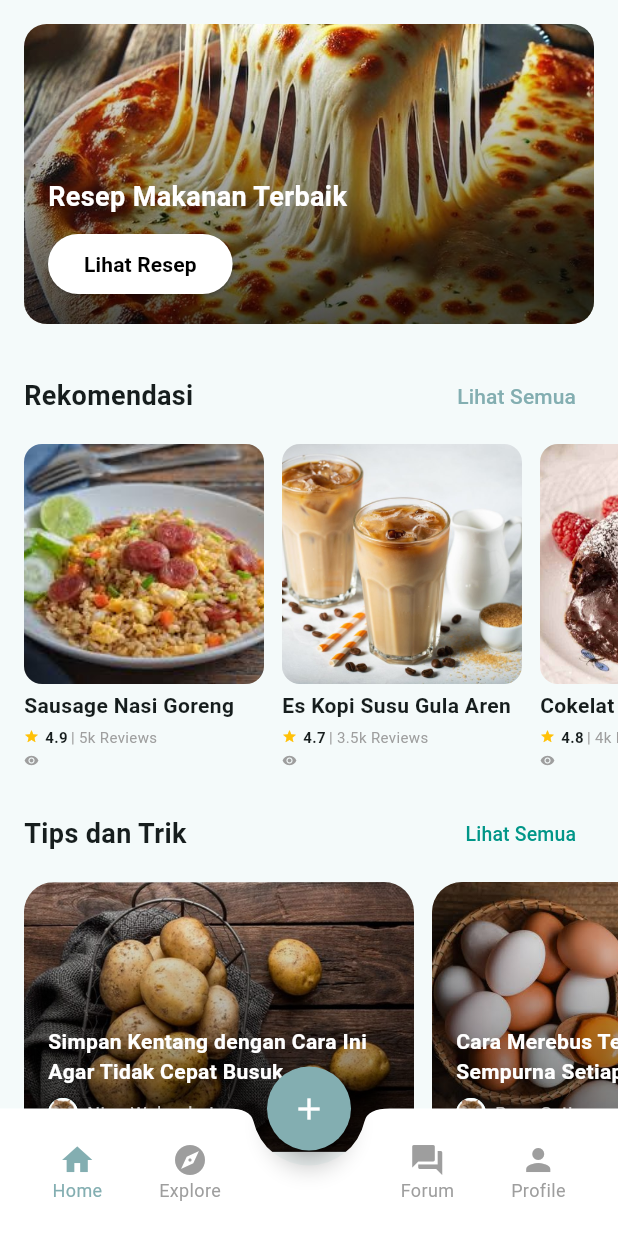
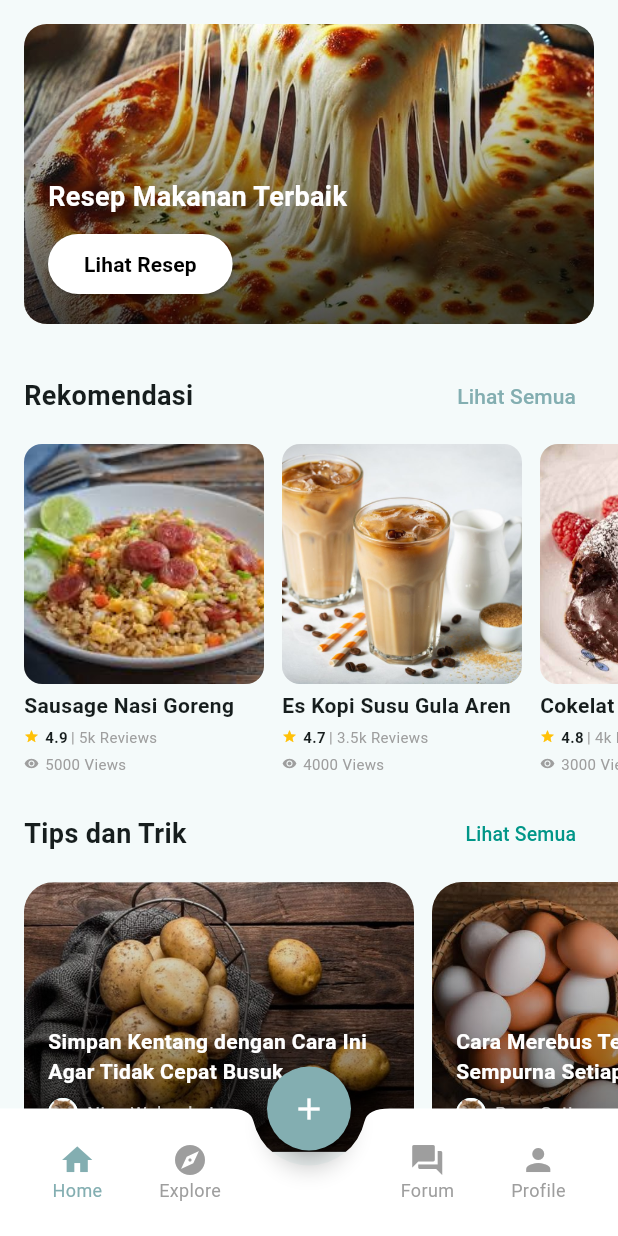
Before and after one commit to hafsahha/MASAKIO, a Flutter app: the MainPage screen opened directly, after a tap on "Lihat Semua", on a phone screen of 412 x 824 dp. Run offline on Flutter 3.47's test engine with Material 3 defaults, Android fonts, the phone set to English and light mode, and no system bars; our stand-ins replace dotted_border, image_picker, video_player.

Commit message:
afdet lagih banh

```diff
--- a/lib/.components/card_rekomendasi.dart
+++ b/lib/.components/card_rekomendasi.dart
@@ -59,9 +59,15 @@ class CardRekomendasi extends StatelessWidget {
             ],
           ),
           const SizedBox(height: 4),
-          const Row(
+          // Views Count
+          Row(
             children: [
-              Icon(Icons.visibility, size: 10, color: Colors.grey),
+              const Icon(Icons.visibility, size: 10, color: Colors.grey),
+              const SizedBox(width: 4),
+              Text(
+                "${resep.viewsCount} Views",
+                style: const TextStyle(fontSize: 10, color: Colors.grey),
+              ),
             ],
           ),
         ],
--- a/lib/.components/card_temukan_resep.dart
+++ b/lib/.components/card_temukan_resep.dart
@@ -1,5 +1,5 @@
 import 'package:flutter/material.dart';
-import 'package:masakio/data/dummy_resep.dart';
+import 'package:masakio/data/dummy_resep.dart'; // pastikan path ini sesuai
 
 class CardTemukanResep extends StatelessWidget {
   final String imagePath;
@@ -163,7 +163,7 @@ class TemukanResepSection extends StatelessWidget {
                 imagePath: resep.imageAsset,
                 title: resep.title,
                 subtitle: resep.author,
-                views: resep.reviewCount.toString(),
+                views: resep.viewsCount.toString(),
                 rating: resep.rating.toStringAsFixed(1),
               );
             }).toList(),
@@ -172,7 +172,9 @@ class TemukanResepSection extends StatelessWidget {
         // Tombol "Lihat Semua"
         Center(
           child: TextButton(
-            onPressed: () {},
+            onPressed: () {
+              // aksi lihat semua
+            },
             child: const Text(
               "Lihat Semua",
               style: TextStyle(
--- a/lib/data/dummy_resep.dart
+++ b/lib/data/dummy_resep.dart
@@ -12,6 +12,7 @@ class Resep {
   final String authorFollowers;
   final double rating;
   final int reviewCount;
+  final int viewsCount;  // Tambahkan viewsCount
   final int servings;
   final Duration duration;
   final int price;
@@ -32,6 +33,7 @@ class Resep {
     required this.authorFollowers,
     required this.rating,
     required this.reviewCount,
+    required this.viewsCount,
     required this.servings,
     required this.duration,
     required this.price,
@@ -77,6 +79,7 @@ final List<Resep> dummyResepList = [
     authorFollowers: "10.9k Followers",
     rating: 4.9,
     reviewCount: 3500,
+    viewsCount: 5000,
     servings: 1,
     duration: Duration(minutes: 50),
     price: 30000,
@@ -88,6 +91,7 @@ final List<Resep> dummyResepList = [
     },
     uploadDate: DateTime(2025, 5, 1),
   ),
+
   Resep(
     title: "Es Kopi Susu Gula Aren",
     description: "Minuman kopi kekinian dengan campuran kopi, susu, dan gula aren yang nikmat.",
@@ -115,6 +119,7 @@ final List<Resep> dummyResepList = [
     authorFollowers: "3.4k Followers",
     rating: 4.7,
     reviewCount: 2800,
+    viewsCount: 4000,
     servings: 1,
     duration: Duration(minutes: 5),
     price: 18000,
@@ -126,6 +131,7 @@ final List<Resep> dummyResepList = [
     },
     uploadDate: DateTime(2025, 5, 4),
   ),
+
   Resep(
     title: "Cokelat Lava Cake",
     description: "Dessert favorit dengan cokelat leleh di dalamnya. Cocok untuk hidangan penutup yang mewah namun mudah.",
@@ -158,6 +164,7 @@ final List<Resep> dummyResepList = [
     authorFollowers: "5.2k Followers",
     rating: 4.8,
     reviewCount: 2400,
+    viewsCount: 3000,
     servings: 2,
     duration: Duration(minutes: 30),
     price: 25000,
@@ -169,7 +176,7 @@ final List<Resep> dummyResepList = [
     },
     uploadDate: DateTime(2025, 5, 3),
   ),
-  // === Sup Jagung Telur ===
+
   Resep(
     title: "Sup Jagung Telur",
     description: "Sup ringan dan sehat dengan rasa manis dari jagung dan tekstur lembut telur.",
@@ -201,6 +208,7 @@ final List<Resep> dummyResepList = [
     authorFollowers: "8.6k Followers",
     rating: 4.6,
     reviewCount: 1950,
+    viewsCount: 2500,
     servings: 3,
     duration: Duration(minutes: 20),
     price: 20000,
@@ -213,7 +221,6 @@ final List<Resep> dummyResepList = [
     uploadDate: DateTime(2025, 5, 5),
   ),
 
-  // === Simple Scrambled Egg ===
   Resep(
     title: "Simple Scrambled Egg",
     description: "Telur orak-arik lembut dengan sedikit mentega, cocok untuk sarapan cepat dan bergizi.",
@@ -247,6 +254,7 @@ final List<Resep> dummyResepList = [
     authorFollowers: "4.2k Followers",
     rating: 4.5,
     reviewCount: 5000,
+    viewsCount: 6000,
     servings: 1,
     duration: Duration(minutes: 10),
     price: 8000,
@@ -259,7 +267,6 @@ final List<Resep> dummyResepList = [
     uploadDate: DateTime(2025, 5, 4),
   ),
 
-  // === Grilled Cheese Sandwich ===
   Resep(
     title: "Grilled Cheese Sandwich",
     description: "Roti lapis isi keju leleh, dipanggang renyah di luar, lembut dan gurih di dalam.",
@@ -291,6 +298,7 @@ final List<Resep> dummyResepList = [
     authorFollowers: "7.5k Followers",
     rating: 4.6,
     reviewCount: 4000,
+    viewsCount: 4500,
     servings: 1,
     duration: Duration(minutes: 8),
     price: 12000,
--- a/lib/home.dart
+++ b/lib/home.dart
@@ -1,4 +1,5 @@
 import 'package:flutter/material.dart';
+import 'package:masakio/data/dummy_resep.dart'; // pastikan path ini sesuai
 import 'package:masakio/.components/card_rekomendasi.dart';
 import 'package:masakio/.components/card_tips_n_trik.dart';
 import 'package:masakio/.components/card_temukan_resep.dart';
@@ -11,8 +12,9 @@ class HomePage extends StatefulWidget {
 }
 
 class _HomePageState extends State<HomePage> {
-  int _selectedCategoryIndex = 0;
+  int _selectedCategoryIndex = 0;  // Default ke kategori pertama
   final List<String> _categories = [
+    'Semua',
     'Makanan',
     'Cemilan',
     'Minuman',
@@ -28,7 +30,7 @@ class _HomePageState extends State<HomePage> {
           child: Column(
             crossAxisAlignment: CrossAxisAlignment.start,
             children: [
-              // ========== Banner ==========
+              // ========== Banner ===========
               Container(
                 width: double.infinity,
                 height: 200,
@@ -93,17 +95,17 @@ class _HomePageState extends State<HomePage> {
                 ),
               ),
 
-              // ========== Rekomendasi ==========
+              // ========== Rekomendasi ===========
               const RekomendasiSection(),
 
               const SizedBox(height: 16),
 
-              // ========== Tips dan Trik ==========
+              // ========== Tips dan Trik ===========
               const TipsDanTrikSection(),
 
               const SizedBox(height: 16),
 
-              // ========== Kategori ==========
+              // ========== Kategori ===========
               Padding(
                 padding: const EdgeInsets.symmetric(horizontal: 16.0),
                 child: Column(
@@ -160,9 +162,11 @@ class _HomePageState extends State<HomePage> {
 
               const SizedBox(height: 16),
 
-              // ========== Temukan Resep ==========
+              // ========== Temukan Resep ===========
               TemukanResepSection(
-                categoryFilter: _categories[_selectedCategoryIndex],
+                categoryFilter: _selectedCategoryIndex == 0
+                    ? null  // Jika kategori pertama dipilih, tampilkan semua resep
+                    : _categories[_selectedCategoryIndex], // Terapkan filter kategori
               ),
             ],
           ),
@@ -171,3 +175,66 @@ class _HomePageState extends State<HomePage> {
     );
   }
 }
+
+class TemukanResepSection extends StatelessWidget {
+  final String? categoryFilter; // optional category filter
+
+  const TemukanResepSection({Key? key, this.categoryFilter}) : super(key: key);
+
+  @override
+  Widget build(BuildContext context) {
+    // Filter kategori jika diberikan
+    final List<Resep> temukanResep = categoryFilter == null
+        ? dummyResepList // Tampilkan semua resep jika kategori null
+        : dummyResepList
+            .where((resep) => resep.categories.contains(categoryFilter))
+            .toList();
+
+    return Column(
+      crossAxisAlignment: CrossAxisAlignment.start,
+      children: [
+        // Judul section
+        const Padding(
+          padding: EdgeInsets.fromLTRB(16.0, 16.0, 16.0, 8.0),
+          child: Text(
+            "Temukan Resep",
+            style: TextStyle(
+              fontSize: 16,
+              fontWeight: FontWeight.bold,
+            ),
+          ),
+        ),
+        // Daftar resep
+        Padding(
+          padding: const EdgeInsets.symmetric(horizontal: 16.0),
+          child: Column(
+            children: temukanResep.map((resep) {
+              return CardTemukanResep(
+                imagePath: resep.imageAsset,
+                title: resep.title,
+                subtitle: resep.author,
+                views: resep.viewsCount.toString(),
+                rating: resep.rating.toStringAsFixed(1),
+              );
+            }).toList(),
+          ),
+        ),
+        // Tombol "Lihat Semua"
+        Center(
+          child: TextButton(
+            onPressed: () {
+              // aksi lihat semua
+            },
+            child: const Text(
+              "Lihat Semua",
+              style: TextStyle(
+                color: Colors.teal,
+                fontWeight: FontWeight.w500,
+              ),
+            ),
+          ),
+        ),
+      ],
+    );
+  }
+}
```
